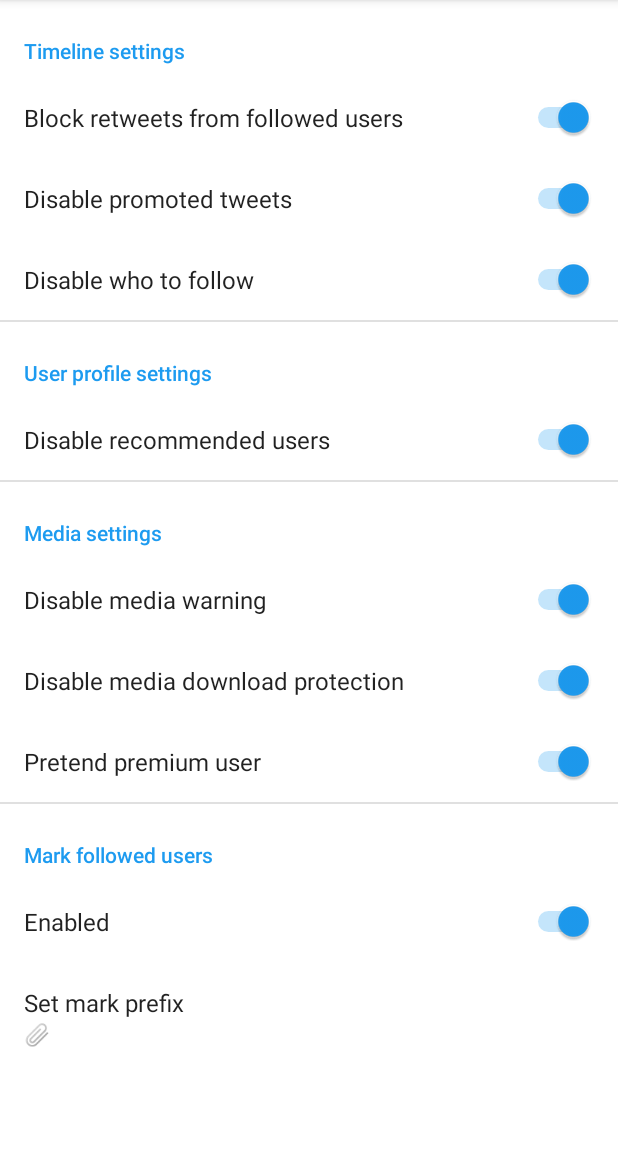
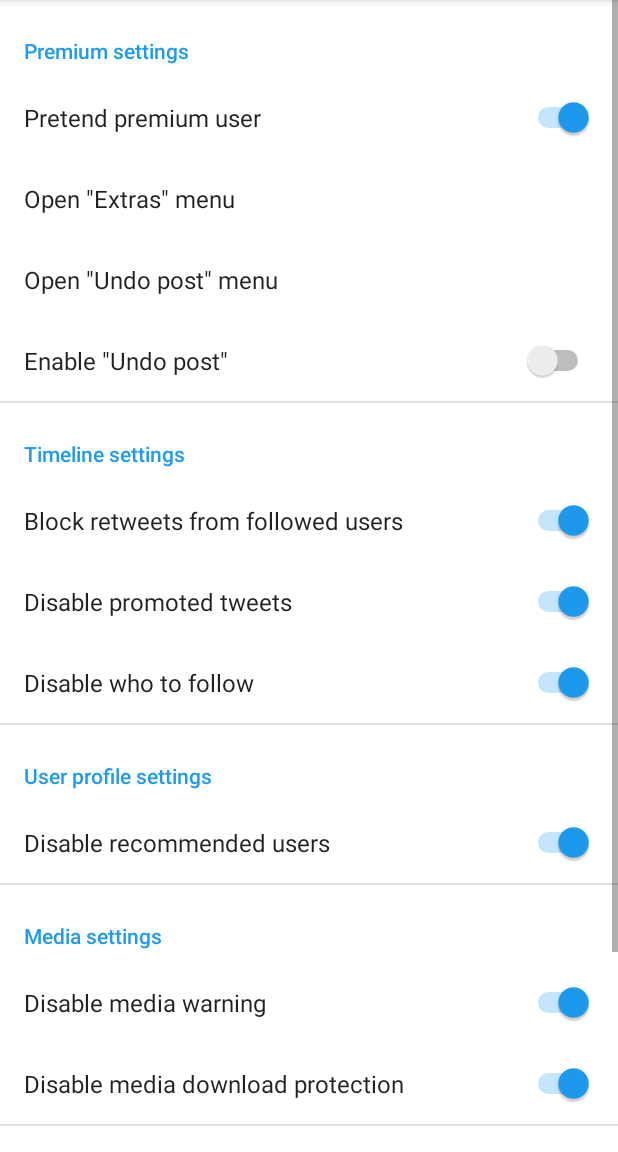
Before and after one commit to AliasQli/TwitterRecycle, an Android app: the SettingsActivity screen opened directly, with no data from a screen before it, on a phone screen of 412 x 824 dp, the part 84-1236 px from its top. Run offline under Robolectric (Android 15) with nearby library versions, the phone set to English and light mode, and no system bars; our stand-ins replace androidx.preference; libraries missing offline, so code that uses them is left out: com.highcapable.yukihookapi.

Commit message:
Add premium feature

```diff
--- a/app/src/main/java/com/recycle/twitter/Utils.kt
+++ b/app/src/main/java/com/recycle/twitter/Utils.kt
@@ -37,9 +37,6 @@ fun JSONObject.intoJSONObject(into: String): JSONObject? =
 fun JSONObject.intoJSONArray(into: String): JSONArray? =
     intoHelper(into, JSONObject::optJSONArray)
 
-fun JSONObject.intoString(into: String): String? =
-    intoHelper(into, JSONObject::optString)
-
 val JSONObject.typename: String get() = optString("__typename")
 
 fun JSONObject.hasTypename(name: String): Boolean = typename == name
--- a/app/src/main/java/com/recycle/twitter/data/Data.kt
+++ b/app/src/main/java/com/recycle/twitter/data/Data.kt
@@ -25,8 +25,6 @@ class Data(context: Context, val dexKit: DexKitBridge) {
             put(itemPersistentUsers, persistentUsers)
         }
     }
-
-
 }
 
 lateinit var data: Data
--- a/app/src/main/java/com/recycle/twitter/ui/SettingsActivity.kt
+++ b/app/src/main/java/com/recycle/twitter/ui/SettingsActivity.kt
@@ -1,7 +1,10 @@
 package com.recycle.twitter.ui
 
+import android.content.ComponentName
+import android.content.Intent
 import android.content.SharedPreferences
 import android.os.Bundle
+import androidx.preference.Preference
 import androidx.preference.PreferenceFragmentCompat
 import androidx.preference.PreferenceManager
 import com.highcapable.yukihookapi.hook.xposed.parasitic.activity.base.ModuleAppCompatActivity
@@ -18,6 +21,40 @@ class SettingsActivity : ModuleAppCompatActivity() {
             PreferenceManager.getDefaultSharedPreferences(requireActivity())
                 .registerOnSharedPreferenceChangeListener(this)
             setPreferencesFromResource(R.xml.settings_screen, rootKey)
+        }
+
+        override fun onDisplayPreferenceDialog(preference: Preference) {
+            val ctx = context ?: return
+            when (preference.key) {
+                data.prefs.extrasMenuKey -> {
+                    ctx.startActivity(
+                        Intent()
+                            .setComponent(
+                                ComponentName(
+                                    ctx,
+                                    "com.twitter.feature.subscriptions.settings.extras.ExtrasSettingsActivity"
+                                )
+                            )
+                            .addFlags(Intent.FLAG_ACTIVITY_NEW_TASK)
+                    )
+
+                }
+
+                data.prefs.undoPostMenuKey -> {
+                    ctx.startActivity(
+                        Intent()
+                            .setComponent(
+                                ComponentName(
+                                    ctx,
+                                    "com.twitter.feature.subscriptions.settings.undotweet.UndoTweetSettingsActivity"
+                                )
+                            )
+                            .addFlags(Intent.FLAG_ACTIVITY_NEW_TASK)
+                    )
+                }
+
+                else -> super.onDisplayPreferenceDialog(preference)
+            }
         }
 
         override fun onSharedPreferenceChanged(
--- a/app/src/main/res/values/prefs.xml
+++ b/app/src/main/res/values/prefs.xml
@@ -1,6 +1,14 @@
 <?xml version="1.0" encoding="utf-8"?>
 <resources>
     <string name="persistent_users_key">following_users</string>
+    <string name="extras_menu_key">extras_menu_key</string>
+    <string name="undo_post_menu_key">undo_post_menu_key</string>
+
+    <string name="pretend_premium">pretend_premium</string>
+    <bool name="pretend_premium_def">true</bool>
+
+    <string name="enable_undo_post">enable_undo_post</string>
+    <bool name="enable_undo_post_def">false</bool>
 
     <string name="block_retweets">block_retweets</string>
     <bool name="block_retweets_def">true</bool>
@@ -20,9 +28,6 @@
     <string name="unprotect_media">unprotect_media</string>
     <bool name="unprotect_media_def">true</bool>
 
-    <string name="pretend_premium">pretend_premium</string>
-    <bool name="pretend_premium_def">true</bool>
-
     <string name="following_mark">following_mark</string>
     <bool name="following_mark_def">true</bool>
 
--- a/app/src/main/res/xml/settings_screen.xml
+++ b/app/src/main/res/xml/settings_screen.xml
@@ -1,6 +1,43 @@
 <?xml version="1.0" encoding="utf-8"?>
 <PreferenceScreen xmlns:android="http://schemas.android.com/apk/res/android"
     xmlns:app="http://schemas.android.com/apk/res-auto">
+    <PreferenceCategory
+        android:layout_width="wrap_content"
+        android:layout_height="wrap_content"
+        android:title="Premium settings"
+        app:iconSpaceReserved="false">
+
+        <SwitchPreference
+            android:layout_width="wrap_content"
+            android:layout_height="wrap_content"
+            android:defaultValue="@bool/pretend_premium_def"
+            android:title="Pretend premium user"
+            app:iconSpaceReserved="false"
+            app:key="@string/pretend_premium" />
+        <EditTextPreference
+            android:layout_width="wrap_content"
+            android:layout_height="wrap_content"
+            android:selectAllOnFocus="true"
+            android:singleLine="true"
+            android:title="Open &quot;Extras&quot; menu"
+            app:iconSpaceReserved="false"
+            app:key="@string/extras_menu_key" />
+        <EditTextPreference
+            android:layout_width="wrap_content"
+            android:layout_height="wrap_content"
+            android:selectAllOnFocus="true"
+            android:singleLine="true"
+            android:title="Open &quot;Undo post&quot; menu"
+            app:iconSpaceReserved="false"
+            app:key="@string/undo_post_menu_key" />
+        <SwitchPreference
+            android:layout_width="wrap_content"
+            android:layout_height="wrap_content"
+            android:defaultValue="@bool/enable_undo_post_def"
+            android:title="Enable &quot;Undo post&quot;"
+            app:iconSpaceReserved="false"
+            app:key="@string/enable_undo_post" />
+    </PreferenceCategory>
     <PreferenceCategory
         android:layout_width="wrap_content"
         android:layout_height="wrap_content"
@@ -63,13 +100,6 @@
             android:title="Disable media download protection"
             app:iconSpaceReserved="false"
             app:key="@string/unprotect_media" />
-        <SwitchPreference
-            android:layout_width="wrap_content"
-            android:layout_height="wrap_content"
-            android:defaultValue="@bool/pretend_premium_def"
-            android:title="Pretend premium user"
-            app:iconSpaceReserved="false"
-            app:key="@string/pretend_premium" />
     </PreferenceCategory>
     <PreferenceCategory
         android:layout_width="wrap_content"
```
Also changed, not shown: app/src/main/java/com/recycle/twitter/data/Prefs.kt (+15 -6 lines), app/src/main/java/com/recycle/twitter/hook/PremiumHook.kt (+39 -5 lines), app/src/main/java/com/recycle/twitter/hook/SettingsHook.kt (+6 -5 lines).
